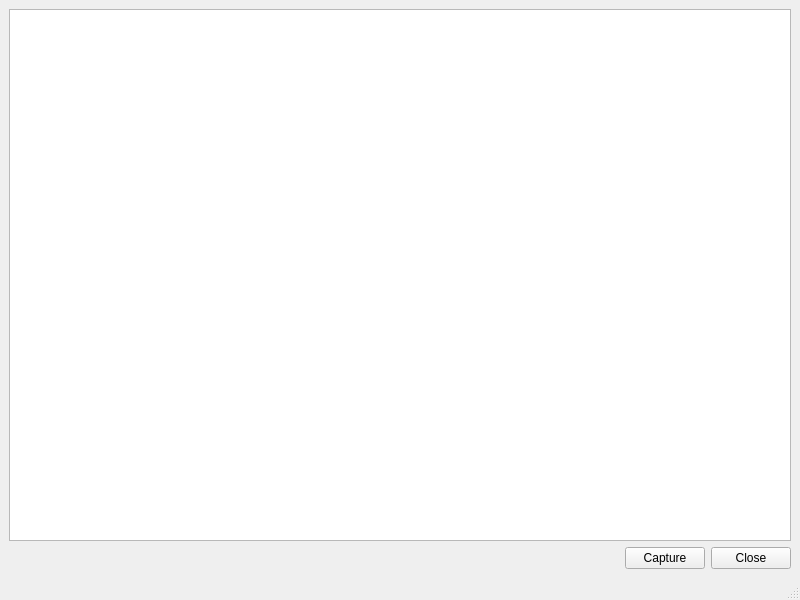
Above: ui/camerawindow.ui from hevansa98/Sample-GUI before the change. Below: the same form after it.
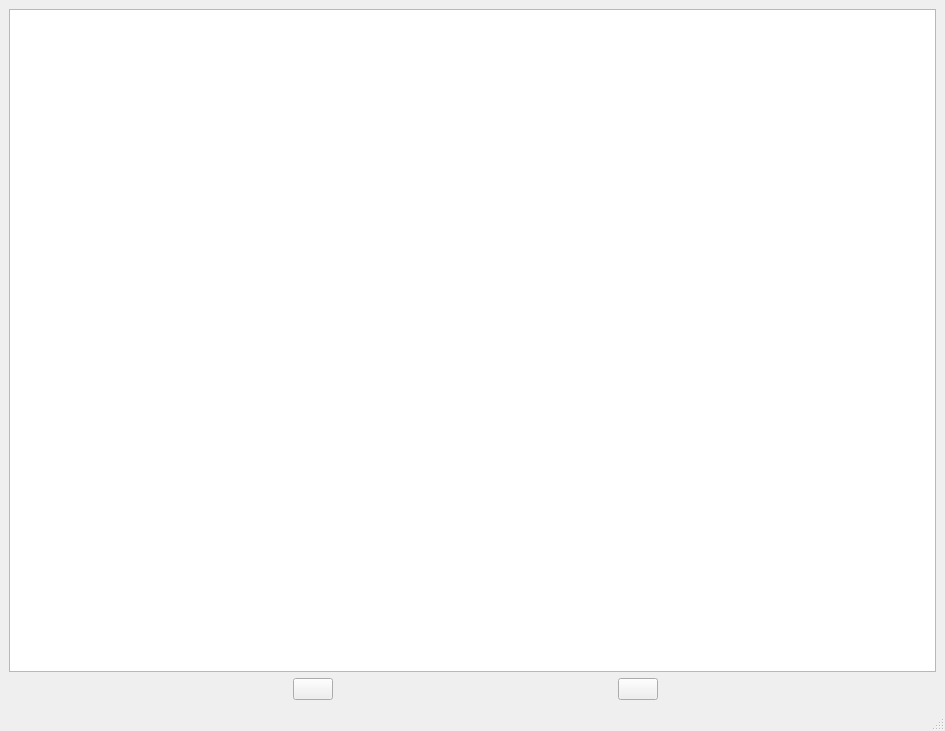
That is the form after the change. Icons and pictures are not drawn.

Commit message: added icons and gentle camera improvements (low resolution dependent)

```diff
--- a/ui/camerawindow.ui
+++ b/ui/camerawindow.ui
@@ -6,10 +6,16 @@
    <rect>
     <x>0</x>
     <y>0</y>
-    <width>800</width>
-    <height>600</height>
+    <width>945</width>
+    <height>731</height>
    </rect>
   </property>
+  <property name="sizePolicy">
+   <sizepolicy hsizetype="MinimumExpanding" vsizetype="MinimumExpanding">
+    <horstretch>0</horstretch>
+    <verstretch>0</verstretch>
+   </sizepolicy>
+  </property>
   <property name="windowTitle">
    <string>MainWindow</string>
   </property>
@@ -17,14 +23,46 @@
    <layout class="QGridLayout" name="gridLayout_2">
     <item row="0" column="0">
      <layout class="QGridLayout" name="gridLayout">
-      <item row="1" column="1">
+      <item row="2" column="1">
+       <spacer name="horizontalSpacer_2">
+        <property name="orientation">
+         <enum>Qt::Horizontal</enum>
+        </property>
+        <property name="sizeHint" stdset="0">
+         <size>
+          <width>40</width>
+          <height>20</height>
+         </size>
+        </property>
+       </spacer>
+      </item>
+      <item row="2" column="2">
        <widget class="QPushButton" name="captureButton">
+        <property name="autoFillBackground">
+         <bool>false</bool>
+        </property>
         <property name="text">
-         <string>Capture</string>
+         <string/>
+        </property>
+        <property name="icon">
+         <iconset>
+          <normaloff>../data/imgs/record.png</normaloff>../data/imgs/record.png</iconset>
+        </property>
+        <property name="iconSize">
+         <size>
+          <width>128</width>
+          <height>128</height>
+         </size>
+        </property>
+        <property name="default">
+         <bool>false</bool>
+        </property>
+        <property name="flat">
+         <bool>false</bool>
         </property>
        </widget>
       </item>
-      <item row="1" column="0">
+      <item row="2" column="3">
        <spacer name="horizontalSpacer">
         <property name="orientation">
          <enum>Qt::Horizontal</enum>
@@ -37,15 +75,48 @@
         </property>
        </spacer>
       </item>
-      <item row="1" column="2">
+      <item row="2" column="4">
        <widget class="QPushButton" name="closeButton">
         <property name="text">
-         <string>Close</string>
+         <string/>
         </property>
+        <property name="icon">
+         <iconset>
+          <normaloff>../data/imgs/stop.png</normaloff>../data/imgs/stop.png</iconset>
+        </property>
+        <property name="iconSize">
+         <size>
+          <width>128</width>
+          <height>128</height>
+         </size>
+        </property>
+        <property name="default">
+         <bool>false</bool>
+        </property>
        </widget>
       </item>
-      <item row="0" column="0" colspan="3">
-       <widget class="QGraphicsView" name="cameraView"/>
+      <item row="2" column="5">
+       <spacer name="horizontalSpacer_3">
+        <property name="orientation">
+         <enum>Qt::Horizontal</enum>
+        </property>
+        <property name="sizeHint" stdset="0">
+         <size>
+          <width>40</width>
+          <height>20</height>
+         </size>
+        </property>
+       </spacer>
+      </item>
+      <item row="0" column="0" colspan="6">
+       <widget class="QGraphicsView" name="cameraView">
+        <property name="sizePolicy">
+         <sizepolicy hsizetype="Expanding" vsizetype="Expanding">
+          <horstretch>0</horstretch>
+          <verstretch>0</verstretch>
+         </sizepolicy>
+        </property>
+       </widget>
       </item>
      </layout>
     </item>
```
Left out of the diff: 2 changed lines with no effect on the pictures. The commit also changes 7 other files.
